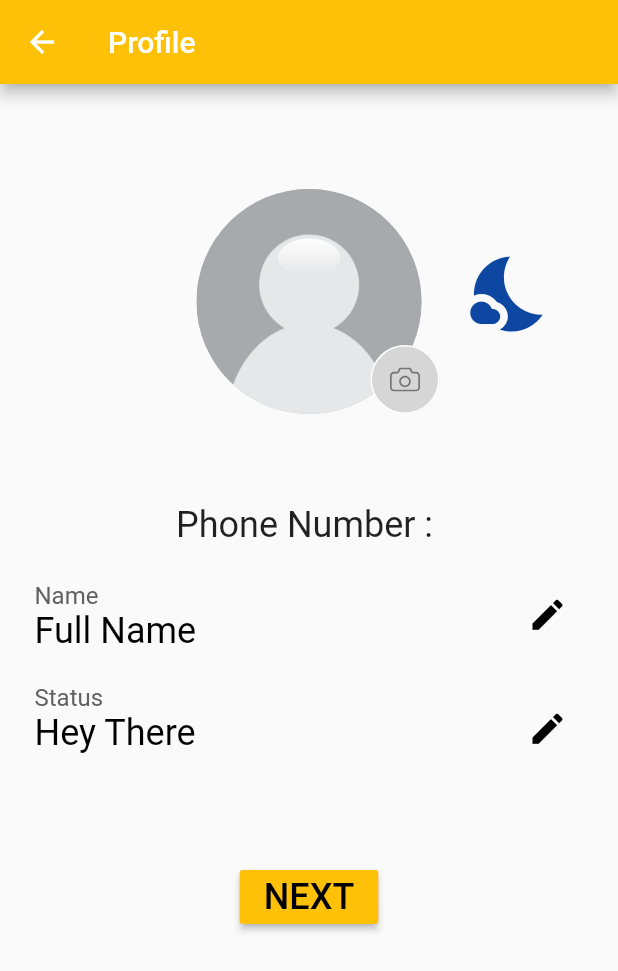
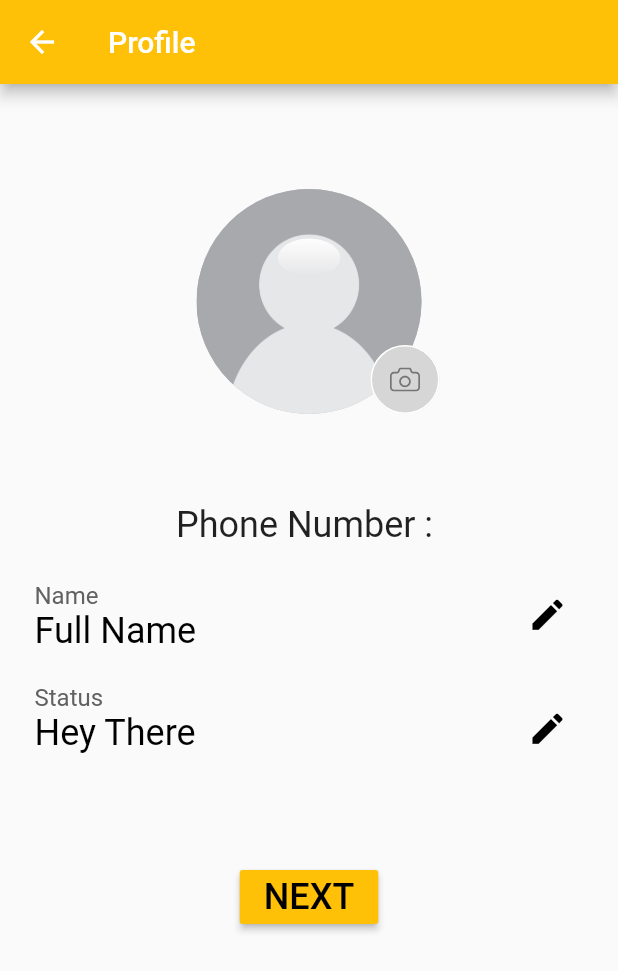
Before and after one commit to Varija-Doshi/ChatApp-, a Flutter app: the Profile screen opened directly with empty values, on a phone screen of 412 x 824 dp. Shown: the top 971 px of the screen. Run offline on Flutter 3.47's test engine with Material 2 defaults, Android fonts, the phone set to English and light mode, and no system bars; our stand-ins replace contacts_service, firebase_auth, firebase_core, flutter_svg, google_fonts, image_picker and 3 more; accounts and stored records are empty.

```diff
--- a/lib/screens/SignUp.dart
+++ b/lib/screens/SignUp.dart
@@ -239,7 +239,8 @@ class _SignUpState extends State<SignUp> {
                             keyboardType: TextInputType.numberWithOptions(),
                             controller: _phoneNoController,
                             decoration: InputDecoration(
-                              prefixIcon: Icon(Icons.phone ,color: Colors.black),
+                              prefixIcon:
+                                  Icon(Icons.phone, color: Colors.black),
                               labelStyle: GoogleFonts.montserrat(
                                 color: Colors.black.withOpacity(0.7),
                                 fontWeight: FontWeight.bold,
--- a/lib/screens/profile1.dart
+++ b/lib/screens/profile1.dart
@@ -94,12 +94,7 @@ class _ProfileState extends State<Profile> {
     );
   }
 
-  bool toggleValue = false;
-  toggleButton() {
-    setState(() {
-      toggleValue = !toggleValue;
-    });
-  }
+
 
   Future _getImage() async {
     if (imagetype)
@@ -197,40 +192,6 @@ class _ProfileState extends State<Profile> {
                         ),
                       ),
                     ),
-                    Positioned(
-                      left: 180,
-                      bottom: 50,
-                      child: SizedBox(
-                        height: 60,
-                        width: 60,
-                        child: InkWell(
-                          onTap: toggleButton,
-                          child: AnimatedSwitcher(
-                            duration: Duration(milliseconds: 500),
-                            transitionBuilder:
-                                (Widget child, Animation<double> animation) {
-                              return RotationTransition(
-                                turns: animation,
-                                child: child,
-                              );
-                            },
-                            child: toggleValue
-                                ? Icon(
-                                    Icons.wb_sunny_rounded,
-                                    color: Colors.yellow,
-                                    size: 60,
-                                    key: UniqueKey(),
-                                  )
-                                : Icon(
-                                    Icons.nights_stay_sharp,
-                                    color: Colors.blue[900],
-                                    size: 60,
-                                    key: UniqueKey(),
-                                  ),
-                          ),
-                        ),
-                      ),
-                    )
                   ],
                 ),
               ),
```
Also changed, not shown: lib/screens/home.dart (+48 -22 lines).
